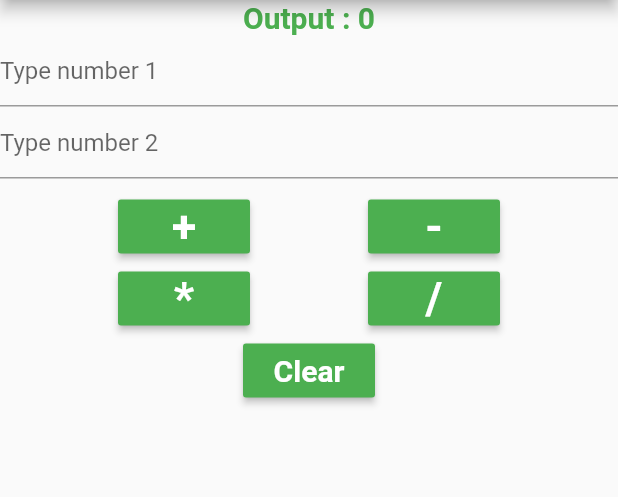
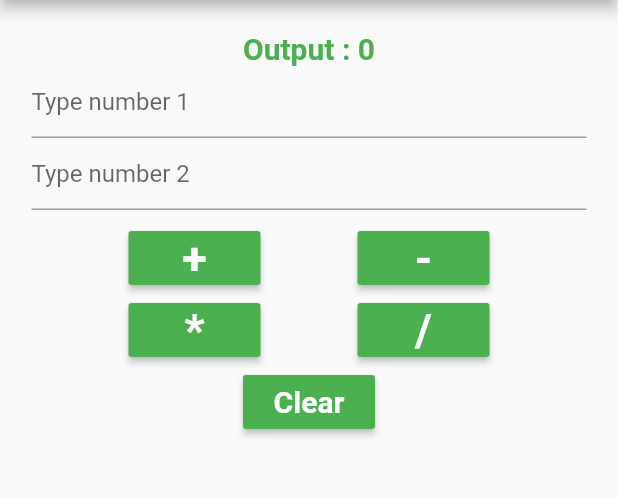
Before and after one commit to engineerkks6/CalculatorApp, a Flutter app: the screen it shows after launch, on a phone screen of 412 x 824 dp, the part 84-581 px from its top. Run offline on Flutter 3.47's test engine with Material 2 defaults, Android fonts, the phone set to English and light mode, and no system bars.

Commit message:
Calculator App Compeleted

```diff
--- a/lib/my_homepage.dart
+++ b/lib/my_homepage.dart
@@ -64,6 +64,7 @@ class _MyHomePageState extends State<MyHomePage> {
       ),
       // backgroundColor: Colors.green,
       body: Container(
+        padding: EdgeInsets.all(21),
         child: Column(
           children: [
             Text(
```
